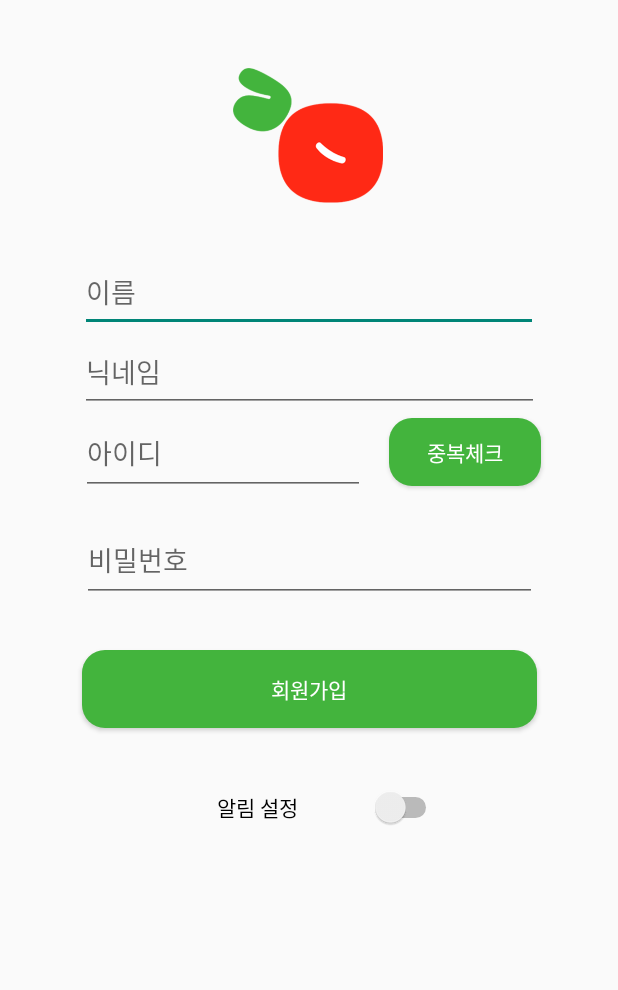
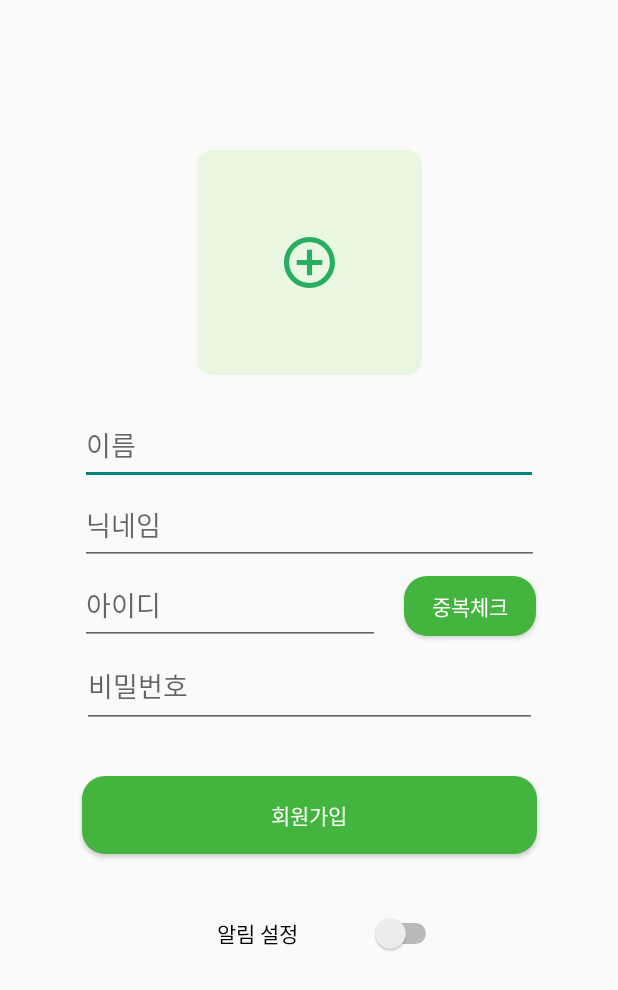
Before and after one commit to ProjectGotEat/FrontEnd, an Android app: the SignupActivity screen opened directly, with no data from a screen before it, on a phone screen of 412 x 824 dp. Shown: the top 990 px of the screen. Run offline under Robolectric (Android 15) with nearby library versions, the phone set to English and light mode, and no system bars; network calls fail; pictures from the network do not load.

Commit message:
FEAT: 프로필 사진 업로드 기능 추가 #13

```diff
--- a/app/src/main/java/com/example/projectgoteat/UI/main/myItemList/ItemAdapter.java
+++ b/app/src/main/java/com/example/projectgoteat/UI/main/myItemList/ItemAdapter.java
@@ -47,7 +47,7 @@ public class ItemAdapter extends RecyclerView.Adapter<ItemAdapter.ViewHolder> {
                 + item.getMeetingTime().substring(11, 13) + "시 "
                 + item.getMeetingTime().substring(14, 16) + "분";
         holder.itemDate.setText("약속 일시:  " + meetingTime);
-        holder.itemRecentMessage.setText(item.getMessage());
+        holder.itemRecentMessage.setText("최근 대화:  " + item.getMessage());
 
         holder.itemView.setOnClickListener(v -> {
             Intent intent = new Intent(myItemList, ChatActivity.class);
--- a/app/src/main/java/com/example/projectgoteat/UI/main/myItemList/MyItemList.java
+++ b/app/src/main/java/com/example/projectgoteat/UI/main/myItemList/MyItemList.java
@@ -56,7 +56,7 @@ public class MyItemList extends AppCompatActivity {
     @Override
     protected void onCreate(Bundle savedInstanceState) {
         super.onCreate(savedInstanceState);
-        setContentView(R.layout.activity_main_sejin);
+        setContentView(R.layout.activity_myitemlist);
 
         SharedPreferences sharedPreferences = getSharedPreferences("loginPrefs", Context.MODE_PRIVATE);
         uid = sharedPreferences.getInt("uid", -1);
--- a/app/src/main/java/com/example/projectgoteat/UI/main/myItemList/chat/ChatActivity.java
+++ b/app/src/main/java/com/example/projectgoteat/UI/main/myItemList/chat/ChatActivity.java
@@ -101,6 +101,10 @@ public class ChatActivity extends AppCompatActivity {
                 messageInput.setText("");
                 chatAdapter.fetchMessages(() -> recyclerView.scrollToPosition(messageList.size() - 1));
             });
+
+            messageInput.setText("");
+            swipeRefreshLayout.setRefreshing(true);
+            chatAdapter.fetchMessages(() -> swipeRefreshLayout.setRefreshing(false));
         } else {
             Toast.makeText(this, "메시지를 입력하세요", Toast.LENGTH_SHORT).show();
         }
--- a/app/src/main/java/com/example/projectgoteat/UI/main/myPage/MyPageActivity.java
+++ b/app/src/main/java/com/example/projectgoteat/UI/main/myPage/MyPageActivity.java
@@ -13,6 +13,7 @@ import android.widget.TextView;
 
 import androidx.appcompat.app.AppCompatActivity;
 
+import com.bumptech.glide.Glide;
 import com.example.projectgoteat.R;
 import com.example.projectgoteat.UI.auth.LoginActivity;
 import com.example.projectgoteat.UI.main.MainActivity;
@@ -46,6 +47,7 @@ public class MyPageActivity extends AppCompatActivity {
     private Button btn_review;
     private Button btn_logout;
     private ImageButton btnHome, btnChat, btnProfile;
+    private ImageView profileImage;
 
     @Override
     protected void onCreate(Bundle savedInstanceState) {
@@ -60,6 +62,7 @@ public class MyPageActivity extends AppCompatActivity {
         pvNickname = findViewById(R.id.pvNickname); // ID 일치 확인
         pvPoint = findViewById(R.id.pvPoint); // ID 일치 확인
 
+        profileImage = findViewById(R.id.profile_image);
         btn_point = findViewById(R.id.btn_point);
         btn_scrap = findViewById(R.id.btn_scrap);
         btn_review = findViewById(R.id.btn_review);
@@ -162,6 +165,7 @@ public class MyPageActivity extends AppCompatActivity {
                         pvNickname.setText("닉네임 : " + String.valueOf(userInfo.get("profile_name")));
                         pvRank.setText("등급 : " + String.valueOf(userInfo.get("rank")));
                         pvPoint.setText("포인트 : " + String.valueOf(((Double) userInfo.get("point")).intValue()));
+                        Glide.with(MyPageActivity.this).load(userInfo.get("image")).into(profileImage);
                     }
                 } else {
                     Log.e(TAG, "Response not successful");
--- a/app/src/main/java/com/example/projectgoteat/network/RetrofitService.java
+++ b/app/src/main/java/com/example/projectgoteat/network/RetrofitService.java
@@ -89,8 +89,9 @@ public interface RetrofitService {
     @GET("board/search") // 3.2.1 일반 검색어 검색, 3.2.2 필터 적용하여 검색
     Call<List<HashMap<String, Object>>> getBoardSearch(@Header("uid") String uid, @Query("keyword") String keyword, @Query("category") String category);
 
+    @Multipart
     @POST("auth/join") // 1.1 회원가입
-    Call<Void> postAuthJoin(@Body Map<String, Object> requestBody);
+    Call<Void> postAuthJoin(@Part MultipartBody.Part profile_image, @Part("user") RequestBody UserJson);
 
     @POST("auth/log-in") // 1.2 로그인
     Call<HashMap<String, Object>> postAuthLogin(@Body Map<String, Object> requestBody);
--- a/app/src/main/res/layout/activity_signup.xml
+++ b/app/src/main/res/layout/activity_signup.xml
@@ -7,31 +7,44 @@
     android:layout_height="match_parent"
     tools:context=".UI.auth.SignupActivity">
 
-
+    <RelativeLayout
+        android:id="@+id/profile_image_box"
+        android:layout_width="150dp"
+        android:layout_height="150dp"
+        android:layout_marginTop="100dp"
+        app:layout_constraintStart_toStartOf="parent"
+        app:layout_constraintEnd_toEndOf="parent"
+        app:layout_constraintTop_toTopOf="parent"
+        app:layout_constraintBottom_toTopOf="@id/et_name">
+        <!-- 첫 번째 이미지 -->
+        <com.google.android.material.imageview.ShapeableImageView
+            android:id="@+id/image"
+            android:layout_width="match_parent"
+            android:layout_height="157dp"
+            android:scaleType="fitXY"
+            android:src="@drawable/rectangle4"
+            app:shapeAppearanceOverlay="@style/addimage" />
         <ImageView
-        android:id="@+id/logo"
-        android:layout_width="100dp"
-        android:layout_height="100dp"
-        android:layout_marginTop="40dp"
-        android:src="@drawable/logo"
-        app:layout_constraintEnd_toEndOf="parent"
-        app:layout_constraintHorizontal_bias="0.498"
-        app:layout_constraintStart_toStartOf="parent"
-        app:layout_constraintTop_toTopOf="parent" />
+            android:id="@+id/uploadicon"
+            android:layout_width="wrap_content"
+            android:layout_height="wrap_content"
+            android:layout_centerInParent="true"
+            android:src="@drawable/vector" />
+    </RelativeLayout>
 
     <EditText
         android:id="@+id/et_name"
         android:layout_width="305dp"
         android:layout_height="53dp"
         android:layout_marginStart="24dp"
-        android:layout_marginTop="168dp"
+        android:layout_marginTop="20dp"
         android:layout_marginEnd="24dp"
         android:ems="10"
         android:hint="이름"
         android:inputType="text"
         app:layout_constraintEnd_toEndOf="parent"
         app:layout_constraintStart_toStartOf="parent"
-        app:layout_constraintTop_toTopOf="parent"
+        app:layout_constraintTop_toBottomOf="@id/profile_image_box"
         app:layout_constraintWidth_percent="1" />
 
     <EditText
@@ -49,46 +62,48 @@
         app:layout_constraintTop_toBottomOf="@+id/et_name"
         app:layout_constraintWidth_percent="1" />
 
+    <LinearLayout
+        android:id="@+id/ll_id_check"
+        android:layout_width="306dp"
+        android:layout_height="wrap_content"
+        android:orientation="horizontal"
+        app:layout_constraintEnd_toEndOf="parent"
+        app:layout_constraintStart_toStartOf="parent"
+        app:layout_constraintTop_toBottomOf="@+id/et_nickname"
+        app:layout_constraintWidth_percent="1"
+        android:layout_marginStart="24dp"
+        android:layout_marginEnd="24dp">
+
         <EditText
             android:id="@+id/et_id"
-        android:layout_width="189dp"
-        android:layout_height="55dp"
-        android:layout_marginStart="38dp"
+            android:layout_width="200dp"
+            android:layout_height="53dp"
             android:ems="10"
             android:hint="아이디"
-        android:inputType="text"
-        app:layout_constraintEnd_toStartOf="@+id/btn_check_id"
-        app:layout_constraintStart_toStartOf="parent"
-        app:layout_constraintTop_toBottomOf="@+id/et_nickname"
-        app:layout_constraintWidth_percent="0.7" />
+            android:inputType="text" />
 
         <Button
             android:id="@+id/btn_check_id"
-        android:layout_width="101dp"
-        android:layout_height="45dp"
-        android:layout_marginTop="4dp"
-        android:layout_marginEnd="35dp"
+            android:layout_width="wrap_content"
+            android:layout_height="40dp"
+            android:layout_marginStart="16dp"
             android:text="중복체크"
             android:background="@drawable/button"
-        android:textColor="#FFFFFF"
-        app:layout_constraintEnd_toEndOf="parent"
-        app:layout_constraintStart_toEndOf="@+id/et_id"
-        app:layout_constraintTop_toTopOf="@+id/et_id"
-        app:layout_constraintWidth_percent="0.3" />
+            android:textColor="#FFFFFF" />
+    </LinearLayout>
 
     <EditText
         android:id="@+id/et_pass"
         android:layout_width="303dp"
         android:layout_height="55dp"
         android:layout_marginStart="24dp"
-        android:layout_marginTop="16dp"
         android:layout_marginEnd="24dp"
         android:ems="10"
         android:hint="비밀번호"
         android:inputType="textPassword"
         app:layout_constraintEnd_toEndOf="parent"
         app:layout_constraintStart_toStartOf="parent"
-        app:layout_constraintTop_toBottomOf="@+id/et_id"
+        app:layout_constraintTop_toBottomOf="@+id/ll_id_check"
         app:layout_constraintWidth_percent="1" />
 
     <Button
--- a/app/src/main/res/layout/item_chat_received.xml
+++ b/app/src/main/res/layout/item_chat_received.xml
@@ -13,7 +13,7 @@
         android:layout_height="40dp"
         android:layout_marginEnd="8dp"
         android:scaleType="centerCrop"
-        android:src="@drawable/ic_profile_placeholder"
+        android:src="@drawable/profile_image"
         android:background="@drawable/circle_shape" />
 
     <LinearLayout
```
Also changed, not shown: app/src/main/java/com/example/projectgoteat/UI/auth/SignupActivity.java (+66 -6 lines), app/src/main/java/com/example/projectgoteat/model/Users.java (added, +115 -0 lines), app/src/main/res/layout/activity_cart.xml (+11 -5 lines), app/src/main/res/layout/activity_chat.xml (+11 -6 lines), app/src/main/res/layout/activity_main.xml (deleted, +0 -17 lines), app/src/main/res/layout/my_page.xml (+17 -4 lines), app/src/main/res/layout/activity_myitemlist.xml (renamed from app/src/main/res/layout/activity_main_sejin.xml). Lines whose indentation alone changed are shown as unchanged.
